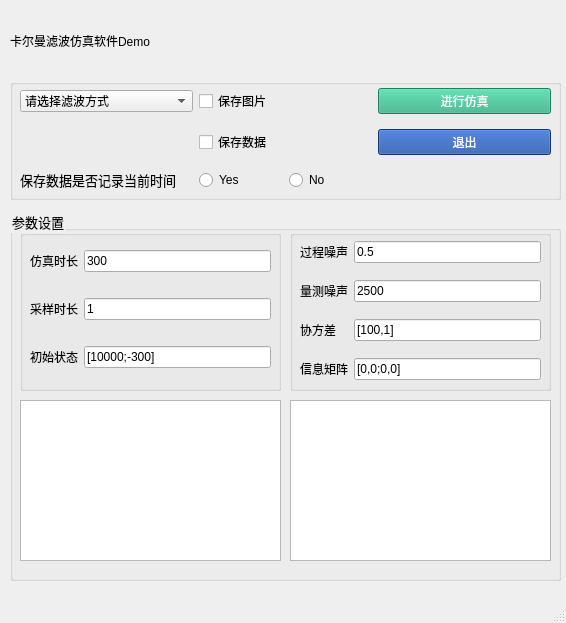
First picture: the form in mainGUI_alpha.ui, repository luwin1127/PyQt-main-GUI-KF, before the edit.
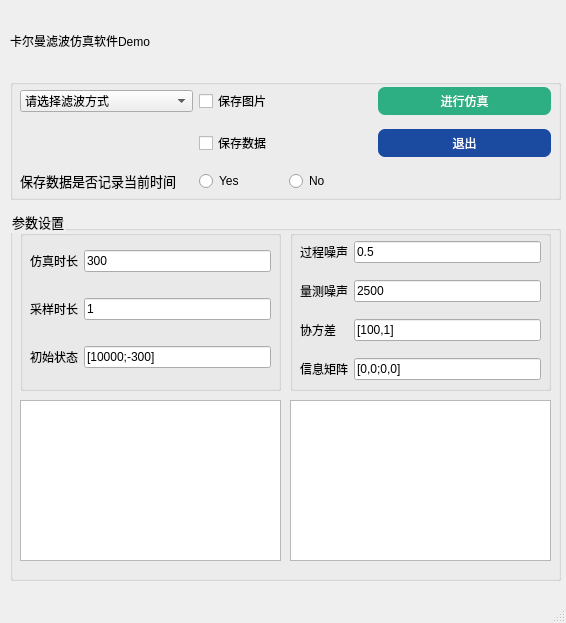
Second picture: the form after the edit.

```diff
--- a/mainGUI_alpha.ui
+++ b/mainGUI_alpha.ui
@@ -50,7 +50,23 @@
       <item row="0" column="2">
        <widget class="QPushButton" name="simu_btn">
         <property name="styleSheet">
-         <string notr="true">QPushButton {background-color: #2eaf83;color: white;}</string>
+         <string notr="true">QPushButton {
+	background-color: #2eaf83;
+	border-style: outset;
+	color: white;
+    padding: 4px;
+    min-height: 20px;
+	border-radius:7px;
+}
+QPushButton:hover {
+    background-color: qlineargradient(spread:pad, x1:0, y1:0, x2:1, y2:0, 
+    stop:0 #FF6465, stop:1 #9198FF);
+	color:white;
+}
+QPushButton:pressed{
+	background-color: rgb(65, 65, 65);
+	color:white;
+}</string>
         </property>
         <property name="text">
          <string>进行仿真</string>
@@ -60,7 +76,23 @@
       <item row="1" column="2">
        <widget class="QPushButton" name="exit_btn">
         <property name="styleSheet">
-         <string notr="true">QPushButton {background-color: #1b4aa1;color: white;}</string>
+         <string notr="true">QPushButton {
+	background-color: #1b4aa1;
+	border-style: outset;
+	color: white;
+    padding: 4px;
+    min-height: 20px;
+	border-radius:7px;
+}
+QPushButton:hover {
+    background-color: qlineargradient(spread:pad, x1:0, y1:0, x2:1, y2:0, 
+    stop:0 #FF6465, stop:1 #9198FF);
+	color:white;
+}
+QPushButton:pressed{
+	background-color: rgb(65, 65, 65);
+	color:white;
+}</string>
         </property>
         <property name="text">
          <string>退出</string>
```
